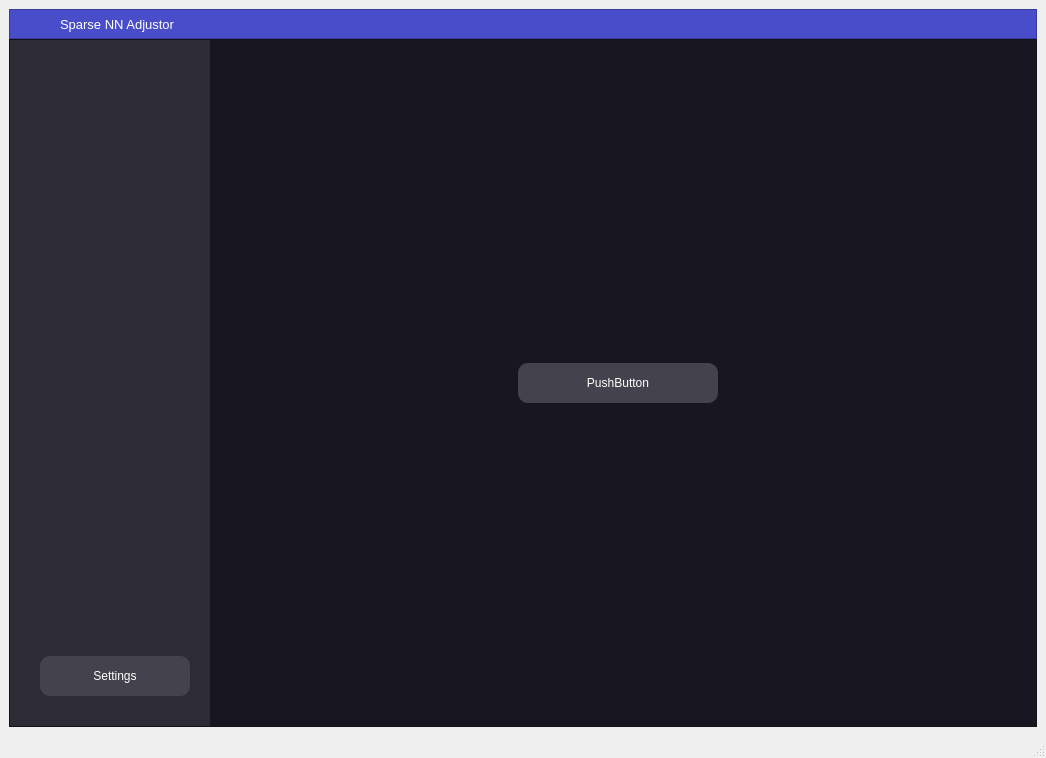
First picture: the form in file.ui, repository saxovia/bsc-thesis, before the edit.
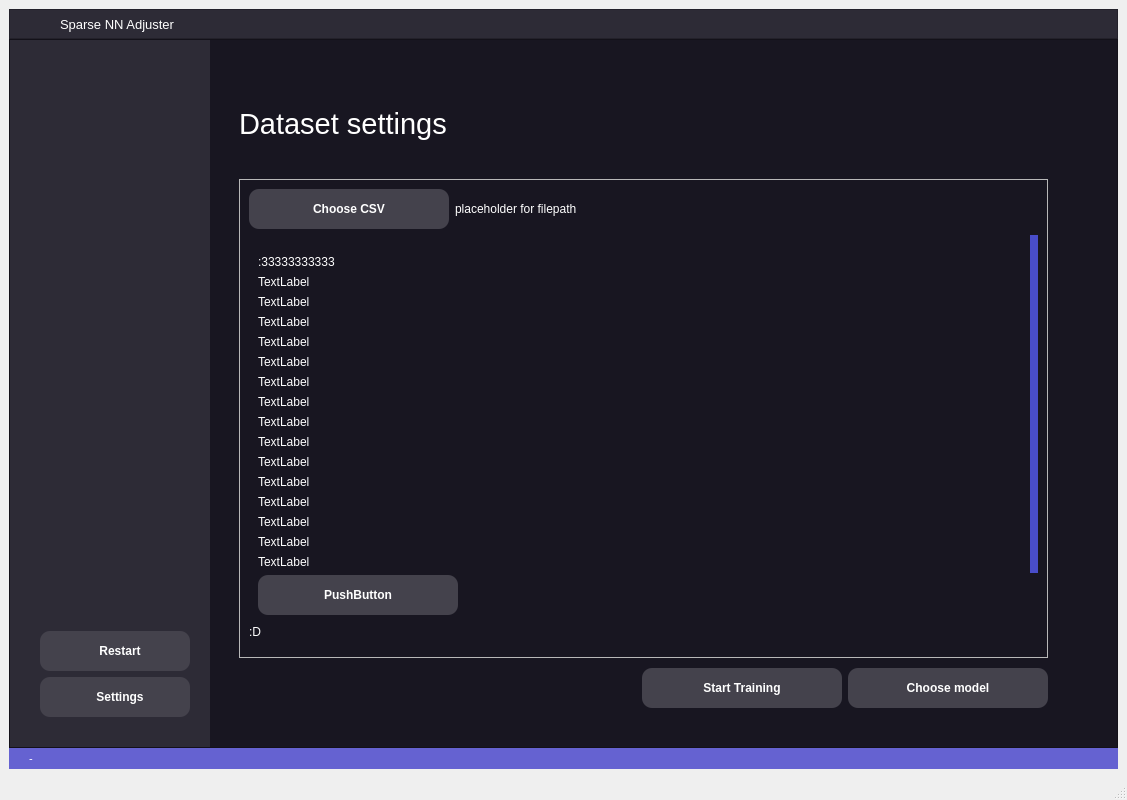
Second picture: the form after the edit. The open tabs and pages were chosen to show the change. Icons and pictures are not drawn.

Commit message: Added main pages and error boxes

Patch:
```diff
--- a/file.ui
+++ b/file.ui
@@ -6,8 +6,8 @@
    <rect>
     <x>0</x>
     <y>0</y>
-    <width>1046</width>
-    <height>758</height>
+    <width>1127</width>
+    <height>800</height>
    </rect>
   </property>
   <property name="windowTitle">
@@ -18,69 +18,133 @@
   </property>
   <property name="styleSheet">
    <string notr="true">#title_frame {
-	/*border-top-left-radius: 10px;*/
+	background-color: #2d2b36;
+}
+
+#main_frame {
+	background-color: #181621;
+}
+
+QScrollArea {
+	background-color: #181621;
+	border: none;
+}
+
+QScrollBar:vertical {
+	background-color: #121212;
+	width: 8px;
+	height: 8px;
+	border-radius: 5px;
+}
+
+QScrollBar::handle:vertical{
 	background-color: #494dca;
+	border-radius: 5px;
+	width: 15px;
 }
-#main_frame{
-	/*border-bottom-right-radius: 10px;
-	border-bottom-left-radius: 10px;*/
+
+QScrollBar::handle:vertical:hover {
+	background-color: #6562d1;
+}
+QScrollBar::add-page:vertical, QTextEdit QScrollBar::sub-page:vertical, QScrollBar::add-line:vertical, QTextEdit QScrollBar::sub-line:vertical, QScrollBar::add-page:vertical, QScrollBar::sub-page:vertical {
+    background-color: #181621;
+	border:none
+}
+
+QScrollBar{
+	border:none
+}
+QScrollArea QWidget {
 	background-color: #181621;
 }
 
-#title_frame QLabel{
+QLabel {
+	color: #fff
+}
+
+
+#title_frame QLabel {
 	color: #fff;
 	background-color: transparent;
 }
 
-#main_frame .QPushButton{
+QPushButton {
+	font-size: 12px;
+	font-weight: bold;
+}
+
+QPushButton:pressed {
+	background-color: #494dca;
+}
+
+#main_frame .QPushButton {
 	background-color: #44424c;
 	color: #fff;
 	border-radius: 10px;
-	min-width:200px;
-	max-width:200px;
-	min-height:40px;
-	max-height:40px;
+	min-width: 200px;
+	max-width: 200px;
+	min-height: 40px;
+	max-height: 40px;
 }
 
 
-#side_widget .QPushButton{
-	min-height:40px;
-	max-height:40px;
+#footer_widget {
+	background-color: #6562d1;
+	color: #fff;
+}
+
+#side_widget .QPushButton {
+	min-height: 40px;
+	max-height: 40px;
 	max-width: 150px;
 	min-width: 150px;
 }
 
-#side_widget{
+#side_widget {
 	background-color: #2d2b36;
 }
 
-#icon_label{
-	min-width:30px;
-	max-width:30px;
-	min-height:30px;
-	max-height:30px;
+#icon_label {
+	min-width: 30px;
+	max-width: 30px;
+	min-height: 30px;
+	max-height: 30px;
 	border-radius: 15px;
 }
 
 
-#title_frame QPushButton{
+#title_frame QPushButton {
 	border: none;
 	width: 25px;
 	height: 15px;
 }
 
-#maximize_button:hover, #minimize_button:hover {
-	background-color: #6562d1; /* Changes the background color of maximize and minimize buttons on hover for visual feedback */
+#maximize_button:hover,
+#minimize_button:hover {
+	background-color: #6562d1;
 }
+
 #close_button:hover {
 	background-color: #c42b1c; /* Changes the background color of the close button on hover to a distinct red, indicating a destructive action */
 }
-#close_button:hover{ /* #title_frame */
-	/*border-top-right-radius: 10px;  Rounds the top right corner of the close button and the title frame for a softened edge */
+
+
+QMessageBox {
+	background-color: #181621;
+	color: white;
+	border-radius: 15px;
+	font-size: 12px;
+	padding: 50px;
+	border-radius: 10px;
+	border-style: solid;
+	border-width: 5px;
+	border-color: #5c5a63;
 }
 
 
-</string>
+QMessageBox QPushButton:hover {
+	background-color: #6562d1;
+}</string>
   </property>
   <widget class="QWidget" name="centralwidget">
    <layout class="QGridLayout" name="gridLayout">
@@ -150,7 +214,7 @@
             </font>
            </property>
            <property name="text">
-            <string>Sparse NN Adjustor</string>
+            <string>Sparse NN Adjuster</string>
            </property>
           </widget>
          </item>
@@ -236,6 +300,39 @@
       </layout>
      </widget>
     </item>
+    <item row="2" column="0">
+     <widget class="QWidget" name="footer_widget" native="true">
+      <property name="autoFillBackground">
+       <bool>false</bool>
+      </property>
+      <layout class="QGridLayout" name="gridLayout_5">
+       <property name="leftMargin">
+        <number>20</number>
+       </property>
+       <property name="topMargin">
+        <number>4</number>
+       </property>
+       <property name="rightMargin">
+        <number>20</number>
+       </property>
+       <property name="bottomMargin">
+        <number>4</number>
+       </property>
+       <item row="0" column="0">
+        <widget class="QLabel" name="footer_label">
+         <property name="font">
+          <font>
+           <pointsize>8</pointsize>
+          </font>
+         </property>
+         <property name="text">
+          <string>-</string>
+         </property>
+        </widget>
+       </item>
+      </layout>
+     </widget>
+    </item>
     <item row="1" column="0">
      <widget class="QFrame" name="main_frame">
       <property name="frameShape">
@@ -252,7 +349,7 @@
         <number>0</number>
        </property>
        <property name="rightMargin">
-        <number>0</number>
+        <number>30</number>
        </property>
        <property name="bottomMargin">
         <number>0</number>
@@ -279,10 +376,398 @@
            <number>30</number>
           </property>
           <item row="0" column="0">
-           <widget class="QPushButton" name="pushButton">
-            <property name="text">
-             <string>PushButton</string>
+           <widget class="QStackedWidget" name="stackedWidget">
+            <property name="autoFillBackground">
+             <bool>false</bool>
             </property>
+            <property name="currentIndex">
+             <number>2</number>
+            </property>
+            <widget class="QWidget" name="home_page">
+             <layout class="QGridLayout" name="gridLayout_7">
+              <item row="0" column="2" rowspan="4">
+               <widget class="QFrame" name="frame">
+                <property name="frameShape">
+                 <enum>QFrame::StyledPanel</enum>
+                </property>
+                <property name="frameShadow">
+                 <enum>QFrame::Raised</enum>
+                </property>
+                <layout class="QGridLayout" name="gridLayout_6">
+                 <property name="topMargin">
+                  <number>120</number>
+                 </property>
+                 <property name="bottomMargin">
+                  <number>120</number>
+                 </property>
+                 <item row="1" column="1">
+                  <widget class="QLabel" name="home_text">
+                   <property name="maximumSize">
+                    <size>
+                     <width>600</width>
+                     <height>16777215</height>
+                    </size>
+                   </property>
+                   <property name="font">
+                    <font>
+                     <pointsize>10</pointsize>
+                    </font>
+                   </property>
+                   <property name="styleSheet">
+                    <string notr="true">color: rgb(217, 217, 217)</string>
+                   </property>
+                   <property name="text">
+                    <string>Today when I walked into my economics class I saw something I dread every time I close my eyes. Someone had brought their new gaming laptop to class. The Forklift he used to bring it was still running idle at the back. I started sweating as I sat down and gazed over at the 700lb beast that was his laptop. He had already reinforced his desk with steel support beams and was in the process of finding an outlet for a power cable thicker than Amy Schumer's thigh. I start shaking. I keep telling myself I'm going to be alright and that there's nothing to worry about. He somehow finds a fucking outlet. Tears are running down my cheeks as I send my last texts to my family saying I love them. The teacher starts the lecture, and the student turns his laptop on. The colored lights on his RGB Backlit keyboard flare to life like a nuclear flash, and a deep humming fills my ears and shakes my very soul. The entire city power grid goes dark. The classroom begins to shake as the massive fans begin to spin. In mere seconds my world has gone from vibrant life, to a dark, earth shattering void where my body is getting torn apart by the 150mph gale force winds and the 500 decibel groan of the cooling fans. As my body finally surrenders, I weep, as my school and my city go under. I fucking hate gaming laptops.</string>
+                   </property>
+                   <property name="textFormat">
+                    <enum>Qt::PlainText</enum>
+                   </property>
+                   <property name="alignment">
+                    <set>Qt::AlignLeading|Qt::AlignLeft|Qt::AlignTop</set>
+                   </property>
+                   <property name="wordWrap">
+                    <bool>true</bool>
+                   </property>
+                  </widget>
+                 </item>
+                 <item row="0" column="1">
+                  <widget class="QLabel" name="home_main_text">
+                   <property name="font">
+                    <font>
+                     <pointsize>28</pointsize>
+                    </font>
+                   </property>
+                   <property name="text">
+                    <string>I fucking hate gaming laptops.</string>
+                   </property>
+                  </widget>
+                 </item>
+                </layout>
+               </widget>
+              </item>
+              <item row="1" column="0">
+               <widget class="QFrame" name="frame_2">
+                <property name="maximumSize">
+                 <size>
+                  <width>300</width>
+                  <height>16777215</height>
+                 </size>
+                </property>
+                <property name="frameShape">
+                 <enum>QFrame::StyledPanel</enum>
+                </property>
+                <property name="frameShadow">
+                 <enum>QFrame::Raised</enum>
+                </property>
+                <layout class="QGridLayout" name="gridLayout_8">
+                 <item row="3" column="0">
+                  <widget class="QPushButton" name="home_model_button">
+                   <property name="text">
+                    <string>Choose a model</string>
+                   </property>
+                  </widget>
+                 </item>
+                 <item row="1" column="0">
+                  <widget class="QPushButton" name="home_dataset_button">
+                   <property name="text">
+                    <string>Import dataset</string>
+                   </property>
+                  </widget>
+                 </item>
+                 <item row="0" column="0">
+                  <spacer name="verticalSpacer_2">
+                   <property name="orientation">
+                    <enum>Qt::Vertical</enum>
+                   </property>
+                   <property name="sizeHint" stdset="0">
+                    <size>
+                     <width>20</width>
+                     <height>40</height>
+                    </size>
+                   </property>
+                  </spacer>
+                 </item>
+                 <item row="4" column="0">
+                  <widget class="QPushButton" name="home_results_button">
+                   <property name="text">
+                    <string>View existing results</string>
+                   </property>
+                  </widget>
+                 </item>
+                </layout>
+               </widget>
+              </item>
+             </layout>
+            </widget>
+            <widget class="QWidget" name="dataset_page">
+             <layout class="QGridLayout" name="gridLayout_9">
+              <property name="verticalSpacing">
+               <number>10</number>
+              </property>
+              <item row="0" column="0">
+               <widget class="QLabel" name="label">
+                <property name="minimumSize">
+                 <size>
+                  <width>0</width>
+                  <height>90</height>
+                 </size>
+                </property>
+                <property name="maximumSize">
+                 <size>
+                  <width>16777215</width>
+                  <height>90</height>
+                 </size>
+                </property>
+                <property name="font">
+                 <font>
+                  <pointsize>22</pointsize>
+                  <bold>false</bold>
+                 </font>
+                </property>
+                <property name="text">
+                 <string>Dataset settings</string>
+                </property>
+               </widget>
+              </item>
+              <item row="2" column="2">
+               <widget class="QPushButton" name="pushButton_4">
+                <property name="text">
+                 <string>Choose model</string>
+                </property>
+               </widget>
+              </item>
+              <item row="2" column="1">
+               <widget class="QPushButton" name="pushButton_2">
+                <property name="text">
+                 <string>Start Training</string>
+                </property>
+               </widget>
+              </item>
+              <item row="1" column="0" colspan="3">
+               <widget class="QFrame" name="frame_3">
+                <property name="frameShape">
+                 <enum>QFrame::StyledPanel</enum>
+                </property>
+                <property name="frameShadow">
+                 <enum>QFrame::Raised</enum>
+                </property>
+                <layout class="QGridLayout" name="gridLayout_10">
+                 <item row="0" column="1">
+                  <widget class="QLabel" name="label_6">
+                   <property name="text">
+                    <string>placeholder for filepath</string>
+                   </property>
+                  </widget>
+                 </item>
+                 <item row="3" column="0">
+                  <widget class="QLabel" name="label_5">
+                   <property name="text">
+                    <string>:D</string>
+                   </property>
+                  </widget>
+                 </item>
+                 <item row="2" column="0" colspan="2">
+                  <widget class="QScrollArea" name="scrollArea">
+                   <property name="widgetResizable">
+                    <bool>true</bool>
+                   </property>
+                   <widget class="QWidget" name="scrollAreaWidgetContents">
+                    <property name="geometry">
+                     <rect>
+                      <x>0</x>
+                      <y>0</y>
+                      <width>781</width>
+                      <height>467</height>
+                     </rect>
+                    </property>
+                    <property name="autoFillBackground">
+                     <bool>false</bool>
+                    </property>
+                    <layout class="QVBoxLayout" name="verticalLayout_2">
+                     <property name="topMargin">
+                      <number>20</number>
+                     </property>
+                     <item>
+                      <widget class="QLabel" name="label_4">
+                       <property name="text">
+                        <string>:33333333333</string>
+                       </property>
+                      </widget>
+                     </item>
+                     <item>
+                      <widget class="QLabel" name="label_7">
+                       <property name="text">
+                        <string>TextLabel</string>
+                       </property>
+                      </widget>
+                     </item>
+                     <item>
+                      <widget class="QLabel" name="label_8">
+                       <property name="text">
+                        <string>TextLabel</string>
+                       </property>
+                      </widget>
+                     </item>
+                     <item>
+                      <widget class="QLabel" name="label_20">
+                       <property name="text">
+                        <string>TextLabel</string>
+                       </property>
+                      </widget>
+                     </item>
+                     <item>
+                      <widget class="QLabel" name="label_21">
+                       <property name="text">
+                        <string>TextLabel</string>
+                       </property>
+                      </widget>
+                     </item>
+                     <item>
+                      <widget class="QLabel" name="label_16">
+                       <property name="text">
+                        <string>TextLabel</string>
+                       </property>
+                      </widget>
+                     </item>
+                     <item>
+                      <widget class="QLabel" name="label_9">
+                       <property name="text">
+                        <string>TextLabel</string>
+                       </property>
+                      </widget>
+                     </item>
+                     <item>
+                      <widget class="QLabel" name="label_10">
+                       <property name="text">
+                        <string>TextLabel</string>
+                       </property>
+                      </widget>
+                     </item>
+                     <item>
+                      <widget class="QLabel" name="label_19">
+                       <property name="text">
+                        <string>TextLabel</string>
+                       </property>
+                      </widget>
+                     </item>
+                     <item>
+                      <widget class="QLabel" name="label_17">
+                       <property name="text">
+                        <string>TextLabel</string>
+                       </property>
+                      </widget>
+                     </item>
+                     <item>
+                      <widget class="QLabel" name="label_15">
+                       <property name="text">
+                        <string>TextLabel</string>
+                       </property>
+                      </widget>
+                     </item>
+                     <item>
+                      <widget class="QLabel" name="label_18">
+                       <property name="text">
+                        <string>TextLabel</string>
+                       </property>
+                      </widget>
+                     </item>
+                     <item>
+                      <widget class="QLabel" name="label_11">
+                       <property name="text">
+                        <string>TextLabel</string>
+                       </property>
+                      </widget>
+                     </item>
+                     <item>
+                      <widget class="QLabel" name="label_12">
+                       <property name="text">
+                        <string>TextLabel</string>
+                       </property>
+                      </widget>
+                     </item>
+                     <item>
+                      <widget class="QLabel" name="label_14">
+                       <property name="text">
+                        <string>TextLabel</string>
+                       </property>
+                      </widget>
+                     </item>
+                     <item>
+                      <widget class="QLabel" name="label_13">
+                       <property name="text">
+                        <string>TextLabel</string>
+                       </property>
+                      </widget>
+                     </item>
+                     <item>
+                      <widget class="QPushButton" name="pushButton_6">
+                       <property name="text">
+                        <string>PushButton</string>
+                       </property>
+                      </widget>
+                     </item>
+                     <item>
+                      <widget class="QPushButton" name="pushButton_5">
+                       <property name="text">
+                        <string>PushButton</string>
+                       </property>
+                      </widget>
+                     </item>
+                    </layout>
+                   </widget>
+                  </widget>
+                 </item>
+                 <item row="0" column="0">
+                  <widget class="QPushButton" name="pushButton">
+                   <property name="maximumSize">
+                    <size>
+                     <width>200</width>
+                     <height>40</height>
+                    </size>
+                   </property>
+                   <property name="text">
+                    <string>Choose CSV</string>
+                   </property>
+                  </widget>
+                 </item>
+                 <item row="4" column="0">
+                  <widget class="Line" name="line">
+                   <property name="styleSheet">
+                    <string notr="true">color: transparent; border:none;</string>
+                   </property>
+                   <property name="orientation">
+                    <enum>Qt::Horizontal</enum>
+                   </property>
+                  </widget>
+                 </item>
+                </layout>
+               </widget>
+              </item>
+             </layout>
+            </widget>
+            <widget class="QWidget" name="model_page">
+             <widget class="QLabel" name="label_2">
+              <property name="geometry">
+               <rect>
+                <x>160</x>
+                <y>150</y>
+                <width>461</width>
+                <height>281</height>
+               </rect>
+              </property>
+              <property name="text">
+               <string>I dont even know</string>
+              </property>
+              <property name="alignment">
+               <set>Qt::AlignLeading|Qt::AlignLeft|Qt::AlignTop</set>
+              </property>
+              <property name="wordWrap">
+               <bool>true</bool>
+              </property>
+             </widget>
+            </widget>
+            <widget class="QWidget" name="choose_results_page"/>
+            <widget class="QWidget" name="settings_page"/>
            </widget>
           </item>
          </layout>
@@ -334,6 +819,38 @@
             </property>
            </spacer>
           </item>
+          <item>
+           <widget class="QPushButton" name="restart_button">
+            <property name="sizePolicy">
+             <sizepolicy hsizetype="Expanding" vsizetype="Fixed">
+              <horstretch>0</horstretch>
+              <verstretch>0</verstretch>
+             </sizepolicy>
+            </property>
+            <property name="minimumSize">
+             <size>
+              <width>150</width>
+              <height>40</height>
+             </size>
+            </property>
+            <property name="maximumSize">
+             <size>
+              <width>150</width>
+              <height>40</height>
+             </size>
+            </property>
+            <property name="styleSheet">
+             <string notr="true"/>
+            </property>
+            <property name="text">
+             <string>   Restart</string>
+            </property>
+            <property name="icon">
+             <iconset>
+              <normaloff>icons/restart.png</normaloff>icons/restart.png</iconset>
+            </property>
+           </widget>
+          </item>
           <item>
            <widget class="QPushButton" name="settings_button">
             <property name="sizePolicy">
@@ -355,7 +872,11 @@
              </size>
             </property>
             <property name="text">
-             <string>Settings</string>
+             <string>   Settings</string>
+            </property>
+            <property name="icon">
+             <iconset>
+              <normaloff>icons/setting.png</normaloff>icons/setting.png</iconset>
             </property>
            </widget>
           </item>
```
Left out of the diff: 16 changed lines with no effect on the pictures. The commit also changes 7 other files.
